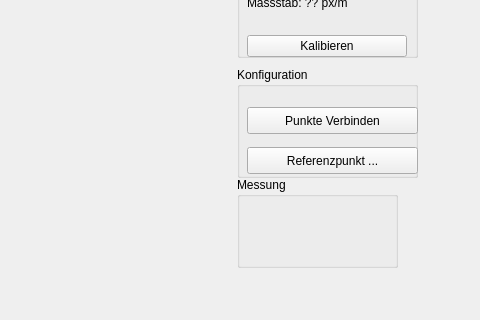
Above: ui/main_window.ui from mbieker/Schaukel before the change; both pictures show x 363 to 843 and y 112 to 432 of the 843 by 600 pixel window. Below: the same form after it.
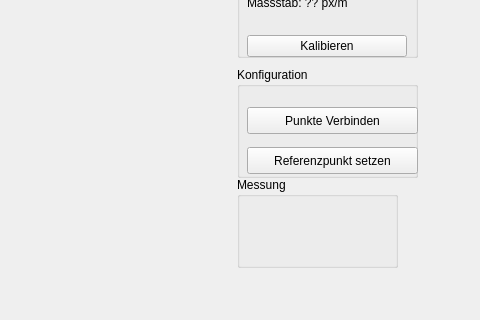
That is the form after the change.

The edit to the form file:
```diff
--- a/ui/main_window.ui
+++ b/ui/main_window.ui
@@ -49,7 +49,7 @@
       </rect>
      </property>
      <property name="text">
-      <string>Referenzpunkt ...</string>
+      <string>Referenzpunkt setzen</string>
      </property>
     </widget>
    </widget>
```
Left out of the diff: 2 changed lines with no effect on the pictures.
